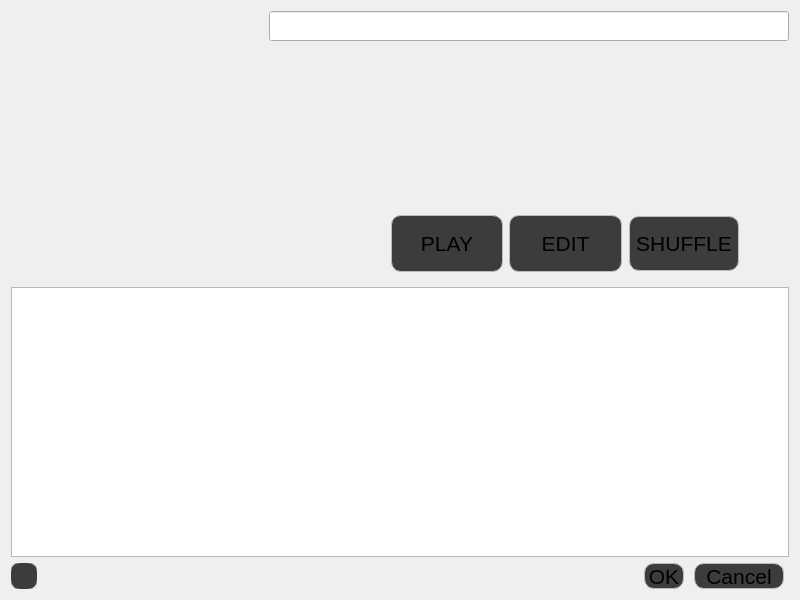
Above: RE_NUE/resources/d_ui/playlist.ui from BadJuJa/Python before the change. Below: the same form after it.
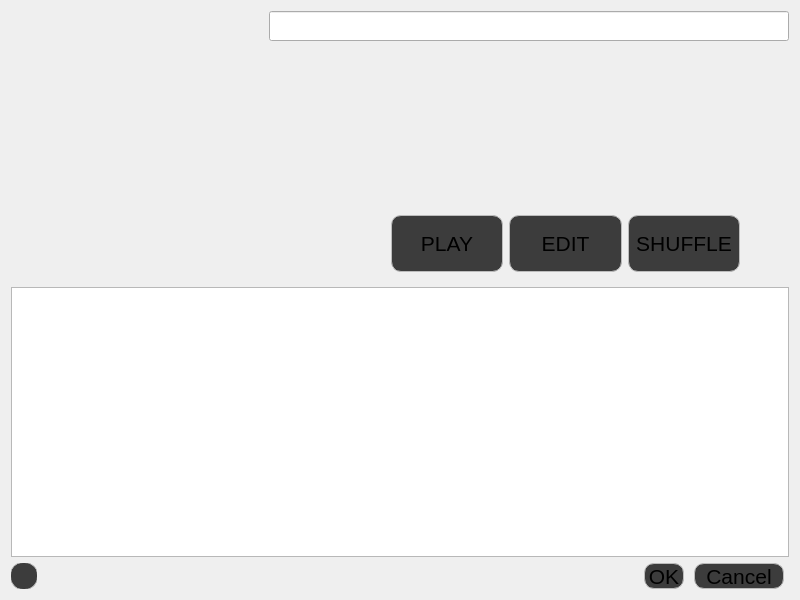
That is the form after the change. Icons and pictures are not drawn. Custom widgets are drawn as their Qt base class.

```diff
--- a/RE_NUE/resources/d_ui/playlist.ui
+++ b/RE_NUE/resources/d_ui/playlist.ui
@@ -168,6 +168,18 @@
              <height>75</height>
             </size>
            </property>
+           <property name="styleSheet">
+            <string notr="true">QPushButton {
+background-color: rgb(60, 60, 60);
+border: 1px solid rgb(188, 188, 188);
+border-radius: 10%;
+font-size: 16pt;
+}
+QPushButton:hover{
+background-color: rgb(188, 188, 188);
+color: rgb(0, 0, 0);
+}</string>
+           </property>
            <layout class="QHBoxLayout" name="horizontalLayout_3">
             <item>
              <spacer name="horizontalSpacer_2">
@@ -241,17 +253,7 @@
                </sizepolicy>
               </property>
               <property name="styleSheet">
-               <string notr="true">QPushButton {
-	background-color: rgb(60, 60, 60);
-    border: 1px solid rgb(188, 188, 188);
-	border-radius: 10%;
-	font-size: 16pt;
-	margin: 1px;
-}
-QPushButton:hover{
-	background-color: rgb(188, 188, 188);
-	color: rgb(0, 0, 0);
-}</string>
+               <string notr="true"/>
               </property>
               <property name="text">
                <string>SHUFFLE</string>
@@ -298,6 +300,18 @@
    </item>
    <item>
     <widget class="QWidget" name="widget_buttons" native="true">
+     <property name="styleSheet">
+      <string notr="true">QPushButton {
+background-color: rgb(60, 60, 60);
+border: 1px solid rgb(188, 188, 188);
+border-radius: 10%;
+font-size: 16pt;
+}
+QPushButton:hover{
+background-color: rgb(188, 188, 188);
+color: rgb(0, 0, 0);
+}</string>
+     </property>
      <layout class="QHBoxLayout" name="horizontalLayout">
       <property name="spacing">
        <number>10</number>
@@ -330,15 +344,8 @@
         </property>
         <property name="styleSheet">
          <string notr="true">QPushButton {
-	background-color: rgb(60, 60, 60);
-    border: 1px solid rgb(188, 188, 188);
-	border-radius: 10%;
-	font-size: 16pt;
-	margin: -1px;
-}
-QPushButton:hover{
-	background-color: rgb(188, 188, 188);
-	color: rgb(0, 0, 0);
+border-radius: 13%;
+margin: -1px;
 }</string>
         </property>
         <property name="text">
```
Left out of the diff: 57 changed lines with no effect on the pictures.
